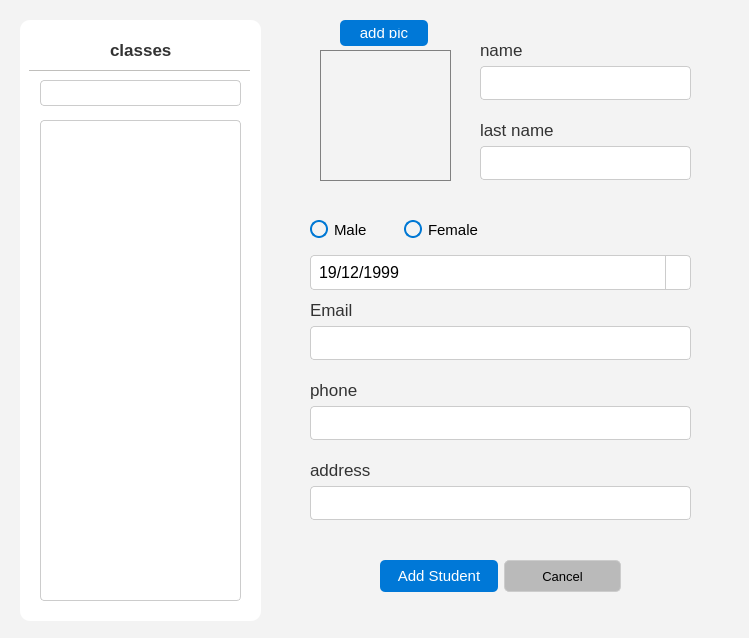
This is School_System/ui/AddStudentDialog.ui in KasperJack/School-Management-System as Qt 5 draws it before an edit. The edited form follows.
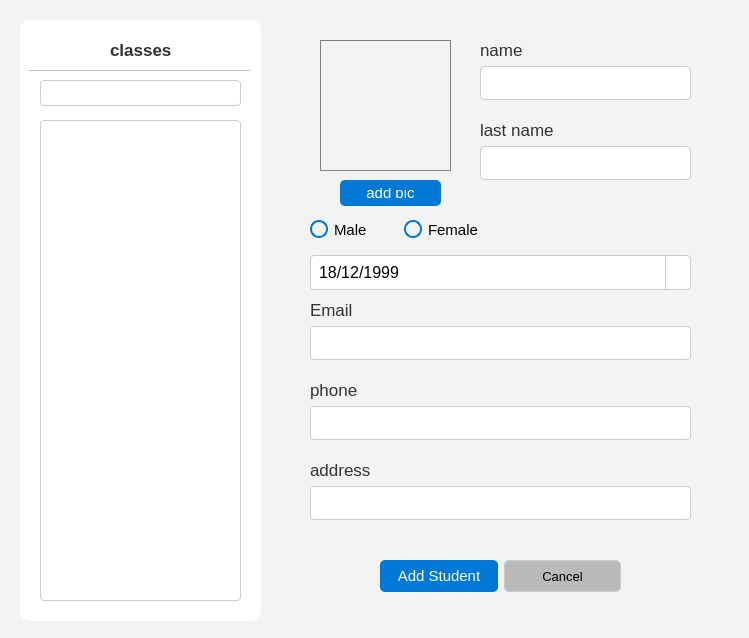
This is the edited form. Icons and pictures are not drawn.

The edit to the form file:
```diff
--- a/School_System/ui/AddStudentDialog.ui
+++ b/School_System/ui/AddStudentDialog.ui
@@ -305,8 +305,8 @@
    <property name="geometry">
     <rect>
      <x>340</x>
-     <y>20</y>
-     <width>88</width>
+     <y>180</y>
+     <width>101</width>
      <height>26</height>
     </rect>
    </property>
@@ -318,7 +318,7 @@
    <property name="geometry">
     <rect>
      <x>320</x>
-     <y>50</y>
+     <y>40</y>
      <width>131</width>
      <height>131</height>
     </rect>
@@ -670,7 +670,7 @@
         <second>0</second>
         <year>1999</year>
         <month>12</month>
-        <day>19</day>
+        <day>18</day>
        </datetime>
       </property>
       <property name="displayFormat">
```
